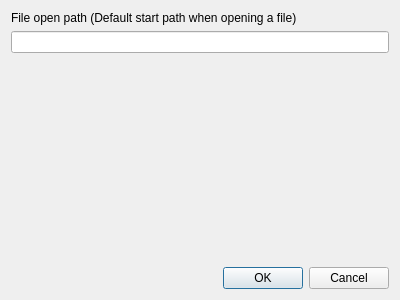
The window that settingsdialog.ui (timsterzel/Ultimate-Label) describes before a commit, drawn with Qt 5.
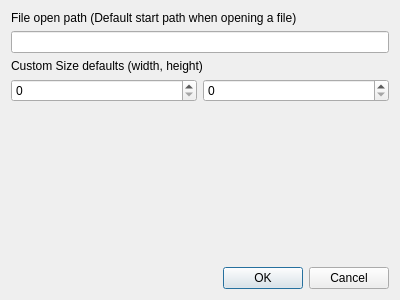
The same window after the commit.

Commit message: Add Option to use custom width and height for printing

```diff
--- a/settingsdialog.ui
+++ b/settingsdialog.ui
@@ -27,6 +27,23 @@
    <item>
     <widget class="QLineEdit" name="lineEdit_startPath"/>
    </item>
+   <item>
+    <widget class="QLabel" name="label_customSIze">
+     <property name="text">
+      <string>Custom Size defaults (width, height)</string>
+     </property>
+    </widget>
+   </item>
+   <item>
+    <layout class="QHBoxLayout" name="horizontalLayout">
+     <item>
+      <widget class="QSpinBox" name="spinBox_customWidth"/>
+     </item>
+     <item>
+      <widget class="QSpinBox" name="spinBox_customHeight"/>
+     </item>
+    </layout>
+   </item>
    <item>
     <spacer name="verticalSpacer">
      <property name="orientation">
```
The commit also changes 5 other files.
